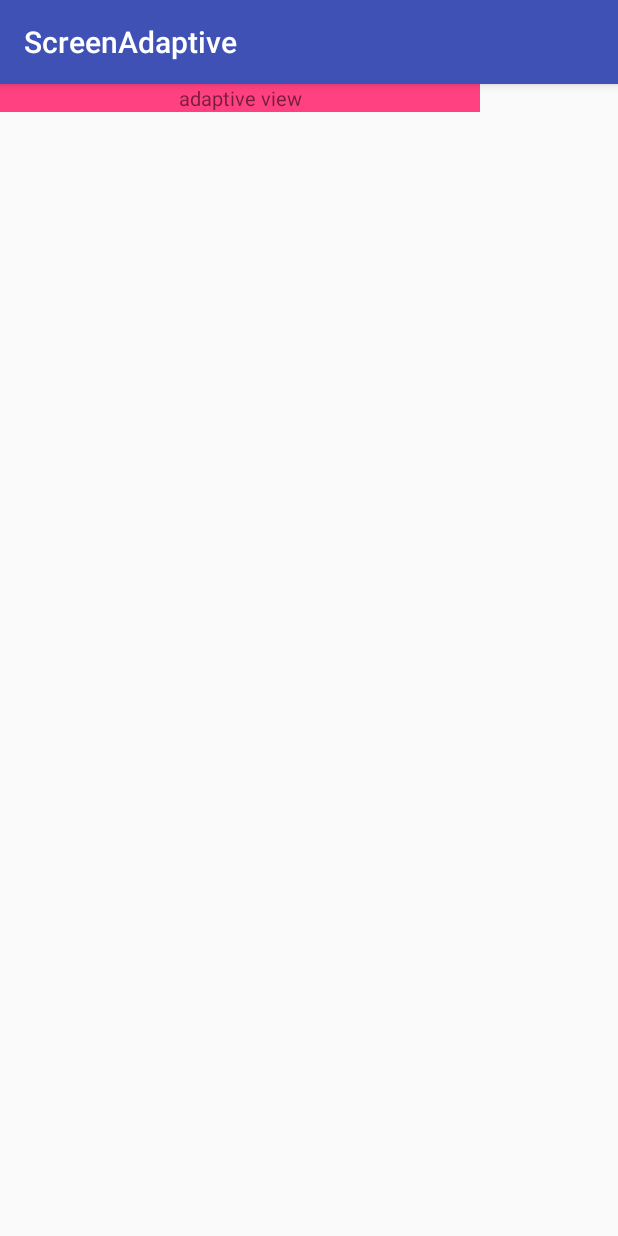
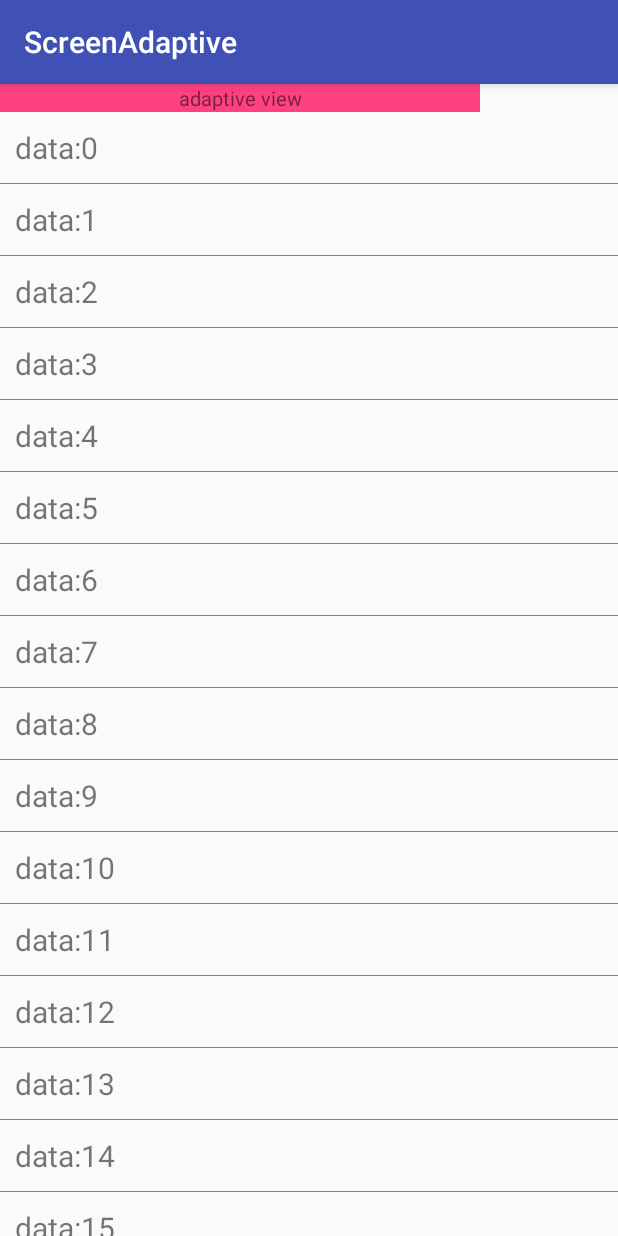
Before and after one commit to black-toast/Demo, an Android app: the screen it shows after launch (MainActivity), on a phone screen of 412 x 824 dp. Run offline under Robolectric (Android 15) with nearby library versions, the phone set to English and light mode, and no system bars.

Commit message:
add test recyclerview in screen-adaptive

```diff
--- a/screen-adaptive/build.gradle
+++ b/screen-adaptive/build.gradle
@@ -31,6 +31,7 @@ dependencies {
     implementation "org.jetbrains.kotlin:kotlin-stdlib-jre7:$kotlin_version"
     implementation "org.jetbrains.anko:anko-commons:$anko_version"
     implementation 'com.android.support:appcompat-v7:27.1.1'
+    implementation 'com.android.support:recyclerview-v7:27.1.1'
     implementation 'com.android.support.constraint:constraint-layout:1.1.3'
     testImplementation 'junit:junit:4.12'
     androidTestImplementation 'com.android.support.test:runner:1.0.2'
--- a/screen-adaptive/src/main/java/com/blacktoast/adaptive/MainActivity.kt
+++ b/screen-adaptive/src/main/java/com/blacktoast/adaptive/MainActivity.kt
@@ -2,8 +2,11 @@ package com.blacktoast.adaptive
 
 import android.support.v7.app.AppCompatActivity
 import android.os.Bundle
+import android.support.v7.widget.LinearLayoutManager
+import android.support.v7.widget.RecyclerView
 import android.util.DisplayMetrics
 import android.util.Log
+import kotlinx.android.synthetic.main.activity_main.*
 
 class MainActivity : AppCompatActivity() {
 
@@ -16,6 +19,10 @@ class MainActivity : AppCompatActivity() {
 
         val displayMetrics = getResources().getDisplayMetrics()
         Log.d("TAG", "onCreate:${displayMetrics.toDetailString()}")
+
+        // init RecyclerView
+        rv_list.layoutManager = LinearLayoutManager(this)
+        rv_list.adapter = TestAdapter()
     }
 
     fun DisplayMetrics.toDetailString() : String {
--- /dev/null
+++ b/screen-adaptive/src/main/java/com/blacktoast/adaptive/TestAdapter.kt
@@ -0,0 +1,32 @@
+package com.blacktoast.adaptive
+
+import android.support.v7.widget.RecyclerView
+import android.view.LayoutInflater
+import android.view.View
+import android.view.ViewGroup
+import kotlinx.android.synthetic.main.item_data.view.*
+
+/**
+ * 测试Adapter
+ * Created by black_toast on 2018/11/28.
+ */
+class TestAdapter: RecyclerView.Adapter<TestAdapter.TestHolder>() {
+    override fun getItemCount(): Int {
+        return 20;
+    }
+
+    override fun onBindViewHolder(holder: TestHolder, position: Int) {
+        holder.bind(position)
+    }
+
+    override fun onCreateViewHolder(parent: ViewGroup, viewType: Int): TestHolder {
+        val view = LayoutInflater.from(parent.context).inflate(R.layout.item_data, parent, false)
+        return TestHolder(view)
+    }
+
+    class TestHolder(val view: View): RecyclerView.ViewHolder(view) {
+        fun bind(position: Int) = with(itemView) {
+            tv_data.text = "data:${position}"
+        }
+    }
+}
--- a/screen-adaptive/src/main/res/layout/activity_main.xml
+++ b/screen-adaptive/src/main/res/layout/activity_main.xml
@@ -17,4 +17,8 @@
         android:textSize="13sp"
         android:text="adaptive view"/>
 
+    <android.support.v7.widget.RecyclerView
+        android:id="@+id/rv_list"
+        android:layout_width="match_parent"
+        android:layout_height="match_parent" />
 </LinearLayout>
--- /dev/null
+++ b/screen-adaptive/src/main/res/layout/item_data.xml
@@ -0,0 +1,19 @@
+<?xml version="1.0" encoding="utf-8"?>
+<LinearLayout
+    xmlns:android="http://schemas.android.com/apk/res/android"
+    android:layout_width="match_parent"
+    android:layout_height="wrap_content"
+    android:orientation="vertical">
+    <TextView
+        android:id="@+id/tv_data"
+        android:layout_width="match_parent"
+        android:layout_height="wrap_content"
+        android:textSize="20sp"
+        android:padding="10dp"
+        android:text="1"/>
+
+    <View
+        android:layout_width="match_parent"
+        android:layout_height="0.3dp"
+        android:background="@color/colorAccent"/>
+</LinearLayout>
```
